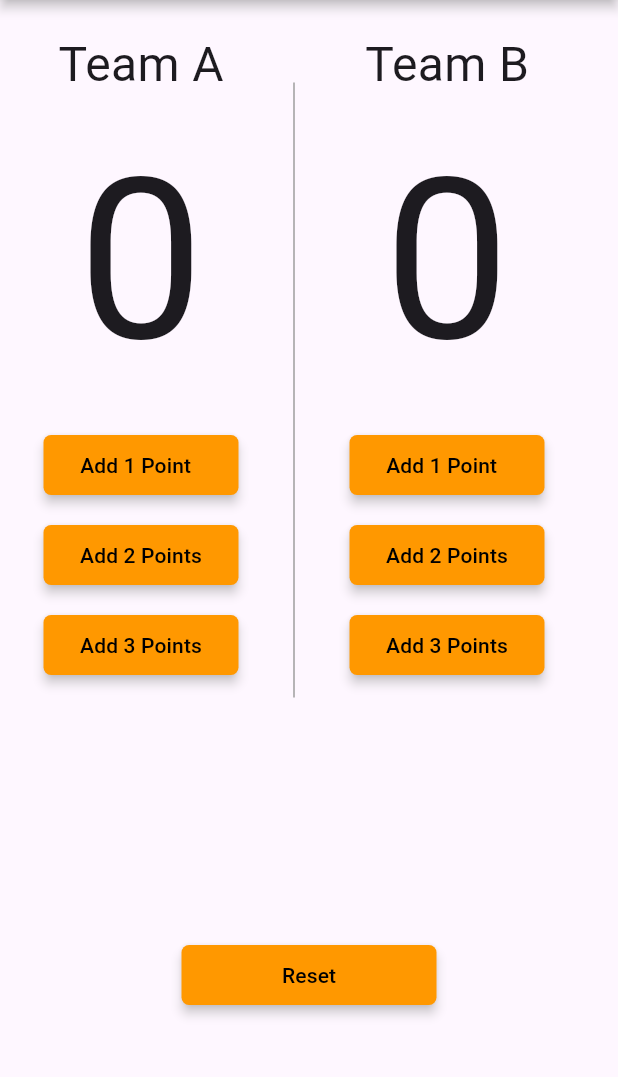
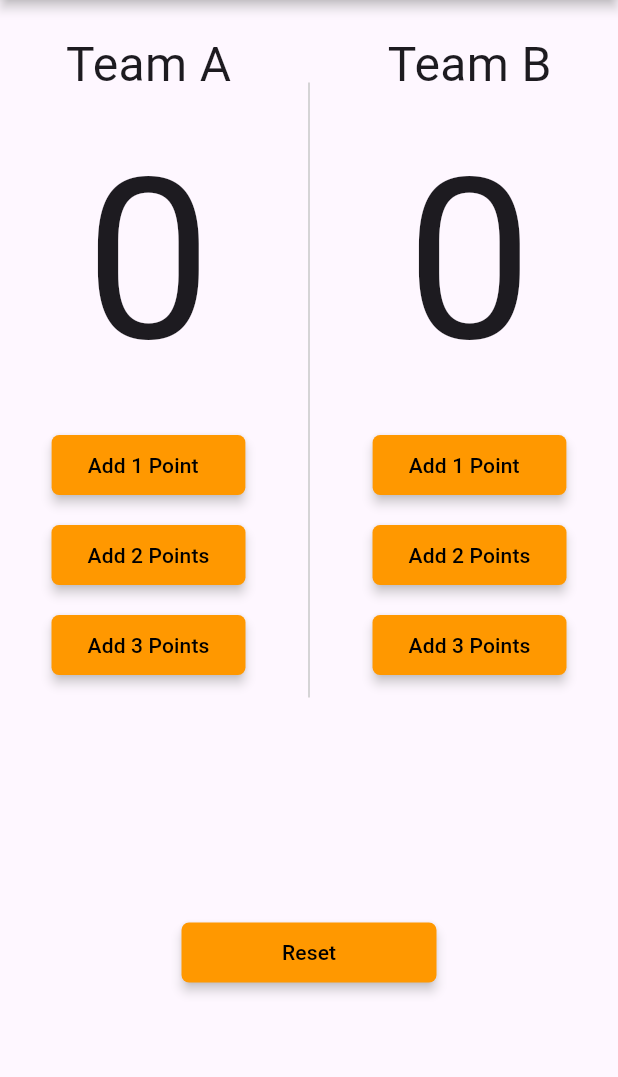
Before and after one commit to sarahZiadah/Basketball_Points_Counter_App, a Flutter app: the screen it shows after launch, on a phone screen of 412 x 824 dp, the part 84-1161 px from its top. Run offline on Flutter 3.47's test engine with Material 3 defaults, Android fonts, the phone set to English and light mode, and no system bars.

Commit message:
some edits

```diff
--- a/lib/main.dart
+++ b/lib/main.dart
@@ -25,15 +25,23 @@ class PointsCounter extends StatelessWidget {
         ),
         body: Column(
           children: [
-            Row(
+            Padding(
+              padding: const EdgeInsets.only(top:15.0),
+              child: Row(
+                mainAxisAlignment: MainAxisAlignment.spaceEvenly,
                 children: [
                   teamInfo("Team A"),
                   SizedBox(
                     height: 450,
-                  child: VerticalDivider(thickness: 1, color: Colors.grey, indent: 40,),
+                    child: VerticalDivider(
+                      thickness: 1,
+                      color: const Color.fromARGB(255, 200, 200, 200),
+                      indent: 40,
+                    ),
                   ),
                   teamInfo("Team B"),
                 ],
+              ),
             ),
             Padding(
               padding: const EdgeInsets.only(top: 140.0),
@@ -46,13 +54,12 @@ class PointsCounter extends StatelessWidget {
   }
 
   Widget button(String info) {
-    return SizedBox(
-      width: 130,
-      child: Padding(
+    return Padding(
       padding: const EdgeInsets.symmetric(vertical: 6.0),
       child: ElevatedButton(
         onPressed: () {},
         style: ElevatedButton.styleFrom(
+          minimumSize: Size(100, 40),
           backgroundColor: Colors.orange,
           elevation: 3.0,
           shadowColor: const Color.fromARGB(255, 213, 213, 213),
@@ -64,14 +71,13 @@ class PointsCounter extends StatelessWidget {
         ),
         child: Text(info, style: TextStyle(color: Colors.black)),
       ),
-      ),
     );
   }
 
   Widget teamInfo(String teamName) {
-    return Padding(
-      padding: const EdgeInsets.symmetric(horizontal: 29.0, vertical: 20),
-      child: Column(
+    return
+
+       Column(
         children: [
           Text(teamName, style: TextStyle(fontSize: 32)),
           Text("0", style: TextStyle(fontSize: 150)),
@@ -79,7 +85,6 @@ class PointsCounter extends StatelessWidget {
           button("Add 2 Points"),
           button("Add 3 Points"),
         ],
-      ),
     );
   }
 }
```
Lines whose indentation alone changed are shown as unchanged.
